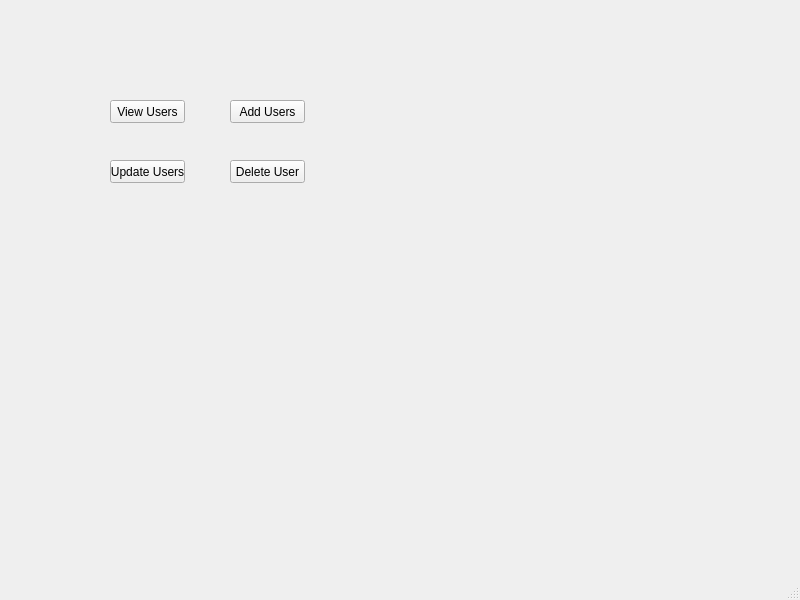
Old version of the form gui/user_management/userManagementhome1.ui in the repository karthikdivakaran/reli_engine.
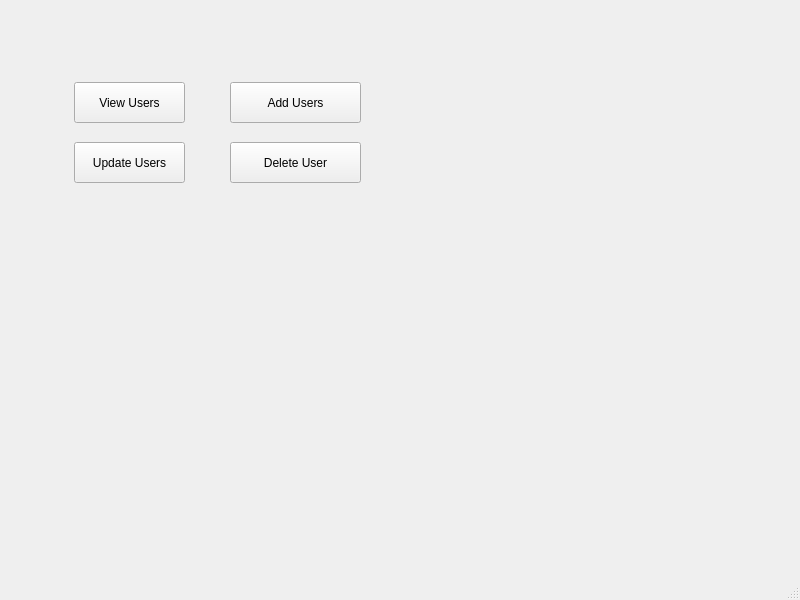
New version of the form.

```diff
--- a/gui/user_management/userManagementhome1.ui
+++ b/gui/user_management/userManagementhome1.ui
@@ -17,10 +17,10 @@
    <widget class="QPushButton" name="showUsersBtn">
     <property name="geometry">
      <rect>
-      <x>110</x>
-      <y>100</y>
-      <width>75</width>
-      <height>23</height>
+      <x>74</x>
+      <y>82</y>
+      <width>111</width>
+      <height>41</height>
      </rect>
     </property>
     <property name="text">
@@ -31,9 +31,9 @@
     <property name="geometry">
      <rect>
       <x>230</x>
-      <y>100</y>
-      <width>75</width>
-      <height>23</height>
+      <y>82</y>
+      <width>131</width>
+      <height>41</height>
      </rect>
     </property>
     <property name="text">
@@ -43,10 +43,10 @@
    <widget class="QPushButton" name="updateUserBtn">
     <property name="geometry">
      <rect>
-      <x>110</x>
-      <y>160</y>
-      <width>75</width>
-      <height>23</height>
+      <x>74</x>
+      <y>142</y>
+      <width>111</width>
+      <height>41</height>
      </rect>
     </property>
     <property name="text">
@@ -57,9 +57,9 @@
     <property name="geometry">
      <rect>
       <x>230</x>
-      <y>160</y>
-      <width>75</width>
-      <height>23</height>
+      <y>142</y>
+      <width>131</width>
+      <height>41</height>
      </rect>
     </property>
     <property name="text">
```
Left out of the diff: 2 changed lines with no effect on the pictures.
